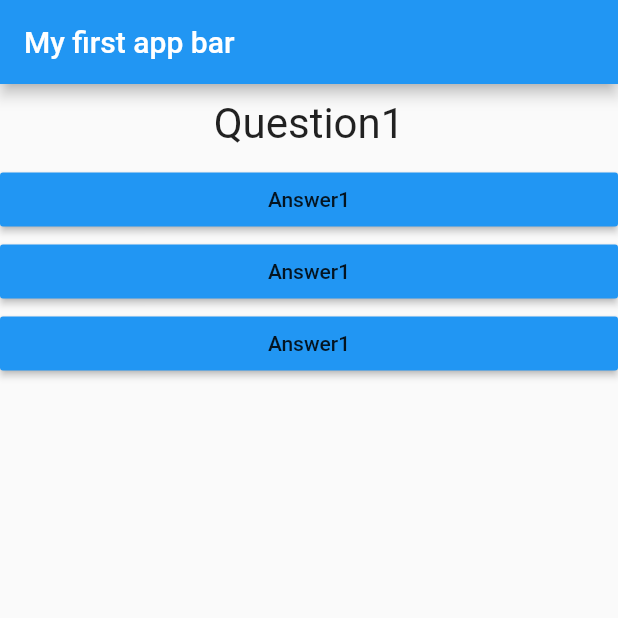
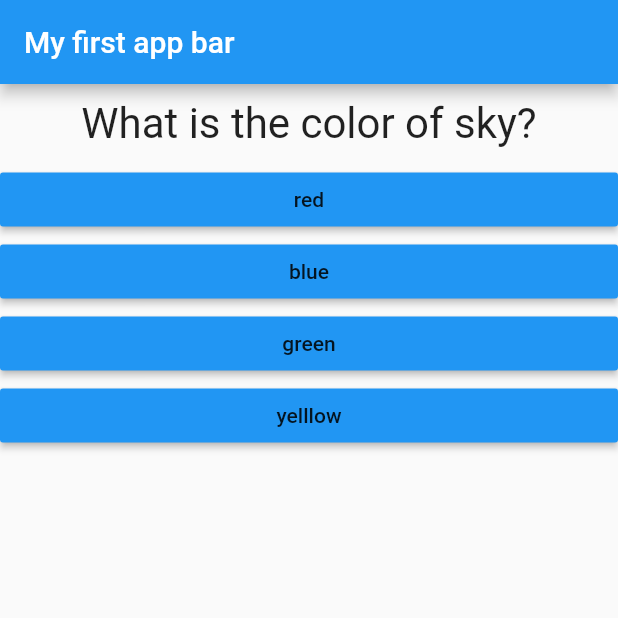
Before and after one commit to dhairya-lakhera/my-flutter-app1, a Flutter app: the screen it shows after launch, on a phone screen of 412 x 824 dp, the top half of it. Run offline on Flutter 3.47's test engine with Material 2 defaults, Android fonts, the phone set to English and light mode, and no system bars.

```diff
--- a/lib/answer.dart
+++ b/lib/answer.dart
@@ -2,8 +2,9 @@ import 'package:flutter/material.dart';
 
 class Answer extends StatelessWidget {
   final VoidCallback selectHandler;
+  final String answerText;
 
-  Answer(this.selectHandler);
+  Answer(this.selectHandler, this.answerText);
 
   @override
   Widget build(BuildContext context) {
@@ -11,7 +12,7 @@ class Answer extends StatelessWidget {
       width: double.infinity,
       child: RaisedButton(
         color: Colors.blue,
-        child: Text('Answer1'),
+        child: Text(answerText),
         onPressed: selectHandler,
       ),
     );
--- a/lib/main.dart
+++ b/lib/main.dart
@@ -25,7 +25,35 @@ class MyAppState extends State<MyApp> {
     print(questionIndex);
   }
 
-  var questions = ["Question1", "Question2"];
+  var questions = [
+    {
+      'questionText': 'What is the color of sky?',
+      'answer': [
+        'red',
+        'blue',
+        'green',
+        'yelllow',
+      ]
+    },
+    {
+      'questionText': 'Which is the current indian odi team captain?',
+      'answer': [
+        'rohit',
+        'kohli',
+        'kl rahul',
+        'ashwin',
+      ]
+    },
+    {
+      'questionText': 'How many months in a year?',
+      'answer': [
+        '9',
+        '10',
+        '11',
+        '12',
+      ]
+    },
+  ];
 
   build(BuildContext context) {
     return MaterialApp(
@@ -34,10 +62,10 @@ class MyAppState extends State<MyApp> {
         title: Text('My first app bar'),
       ),
       body: Column(children: [
-        Question(questions[questionIndex]),
-        Answer(answerQuestion),
-        Answer(answerQuestion),
-        Answer(answerQuestion),
+        Question(questions[questionIndex]["questionText"].toString()),
+        ...(questions[questionIndex]["answer"] as List<String>).map((answer) {
+          return Answer(answerQuestion, answer);
+        }).toList()
       ]),
     ));
   }
```
